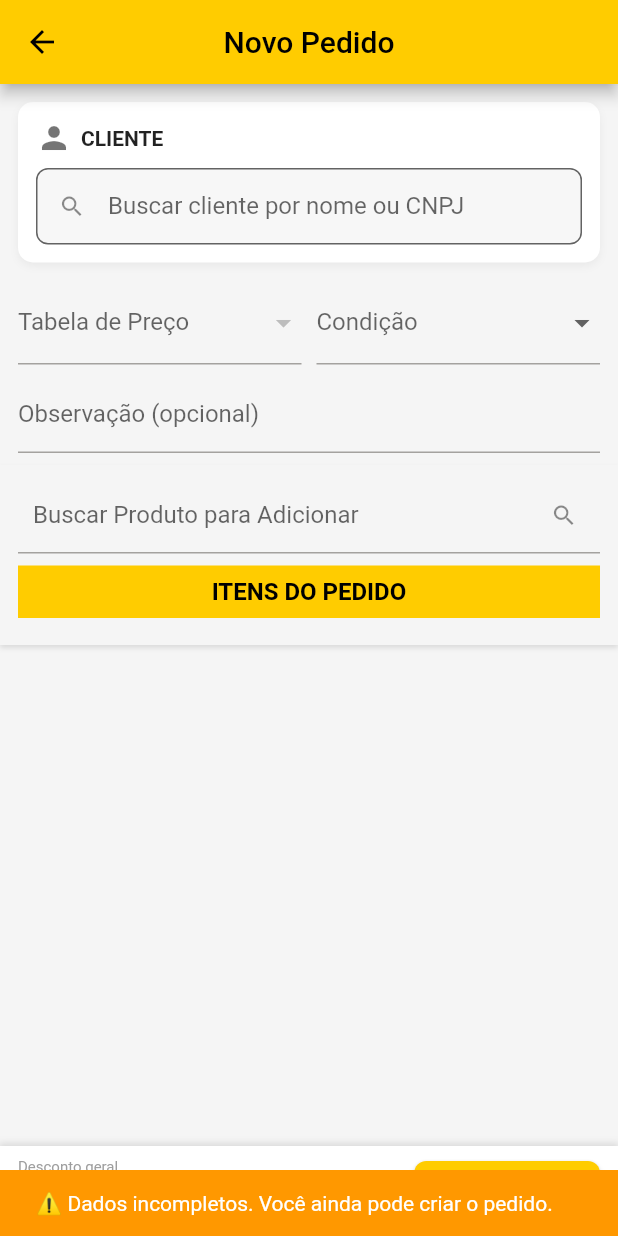
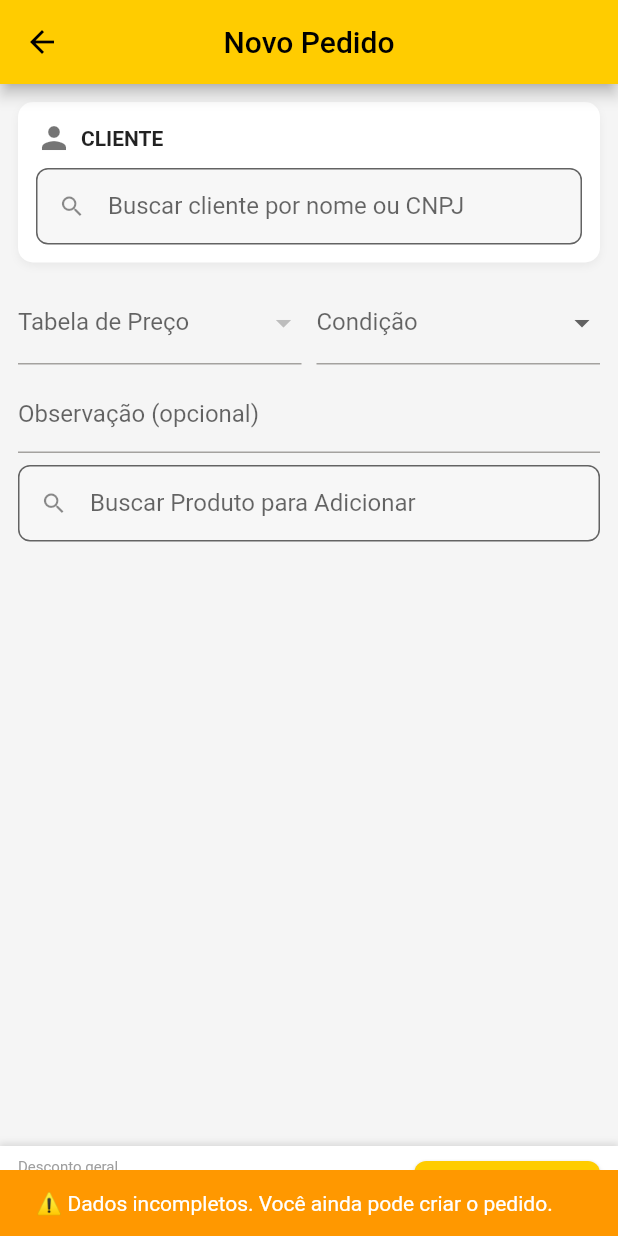
Before and after one commit to ToocaGroupLtda/tooca-crm, a Flutter app: the NovoPedidoScreen screen opened directly with empty values, on a phone screen of 412 x 824 dp. Run offline on Flutter 3.47's test engine with Material 3 defaults, Android fonts, the phone set to English and light mode, and no system bars; our stand-ins replace connectivity_plus, share_plus, shared_preferences; missing offline and left inert: syncfusion_flutter_pdfviewer; accounts and stored records are empty; network calls fail; Roboto replaces fonts that are missing (Segoe UI).

Commit message:
Layout novo pedido pronto

```diff
--- a/lib/screens/novo_pedido_screen.dart
+++ b/lib/screens/novo_pedido_screen.dart
@@ -1266,19 +1266,6 @@
             crossAxisAlignment: CrossAxisAlignment.start,
             children: [
 
-              // =======================
-              // BUSCA PRODUTO (FIXA)
-              // =======================
-              TextField(
-                controller: buscaCtrl,
-                decoration: const InputDecoration(
-                  labelText: 'Buscar Produto para Adicionar',
-                  suffixIcon: Icon(Icons.search),
-                  isDense: true,
-                  contentPadding: EdgeInsets.symmetric(vertical: 8, horizontal: 10),
-                ),
-                onChanged: (_) => setState(() {}),
-              ),
 
               const SizedBox(height: 8),
 
@@ -1305,6 +1292,32 @@
       ),
     );
   }
+// =======================================================
+// 🟨 HEADER FIXO — ITENS NO PEDIDO (PEQUENO)
+// =======================================================
+  SliverPersistentHeader _buildItensHeaderFixo() {
+    const double h = 28.0;
+
+    return SliverPersistentHeader(
+      pinned: true,
+      delegate: _SliverAppBarDelegate(
+        minHeight: h,
+        maxHeight: h,
+        child: Container(
+          alignment: Alignment.center,
+          color: const Color(0xFFFFCC00),
+          child: const Text(
+            'ITENS NO PEDIDO',
+            style: TextStyle(
+              fontSize: 12,
+              fontWeight: FontWeight.w600,
+              color: Colors.black,
+            ),
+          ),
+        ),
+      ),
+    );
+  }
 
   @override
   Widget build(BuildContext context) {
@@ -1330,14 +1343,17 @@
           backgroundColor: const Color(0xFFFFCC00),
           foregroundColor: Colors.black,
         ),
+        // ==========================================================
+        // 🔥 CORREÇÃO APLICADA AQUI
+        // ==========================================================
         body: Column(
           children: [
-            Expanded(
-              child: CustomScrollView(
-                slivers: [
-
-                  SliverToBoxAdapter(
-                    child: Padding(
+
+            // ==================================================
+            // 🔒 1. TOPO FIXO — NÃO ROLA EM HIPÓTESE NENHUMA
+            //    (Removido de dentro do CustomScrollView)
+            // ==================================================
+            Padding(
               padding: const EdgeInsets.fromLTRB(12, 12, 12, 8),
               child: Column(
                 crossAxisAlignment: CrossAxisAlignment.start,
@@ -1467,13 +1483,42 @@
                     ),
                     onChanged: (_) => salvarRascunho(),
                   ),
+
+                  const SizedBox(height: 8),
+
+// =======================
+// 🔍 BUSCA DE PRODUTO
+// =======================
+                  TextField(
+                    controller: buscaCtrl,
+                    decoration: const InputDecoration(
+                      labelText: 'Buscar Produto para Adicionar',
+                      prefixIcon: Icon(Icons.search),
+                      filled: true,
+                      fillColor: Color(0xFFF7F7F7),
+                      border: OutlineInputBorder(
+                        borderRadius: BorderRadius.all(Radius.circular(8)),
+                      ),
+                      isDense: true,
+                    ),
+                    onChanged: (_) => setState(() {}),
+                  ),
+
                 ],
               ),
             ),
-                  ),
-
-
-                  // 2️⃣ SUGESTÕES DE CLIENTES (rolam com o conteúdo do cliente)
+
+
+
+            // ==================================================
+            // 🔽 2. SOMENTE ESTE BLOCO ROLA (CUSTOMSCROLLVIEW)
+            // ==================================================
+            Expanded(
+              child: CustomScrollView(
+                slivers: [
+
+
+                  // 2️⃣ SUGESTÕES DE CLIENTES
                   if (sugestoesClientes.isNotEmpty)
                     SliverList(
                       delegate: SliverChildListDelegate(
@@ -1500,7 +1545,7 @@
                       ),
                     ),
 
-                  // 3️⃣ SUGESTÕES DE PRODUTOS (rolam com a busca)
+                  // 3️⃣ SUGESTÕES DE PRODUTOS
                   if (produtosFiltrados.isNotEmpty)
                     SliverList(
                       delegate: SliverChildListDelegate(
@@ -1586,8 +1631,22 @@
                       ),
                     ),
 
-                  // 4️⃣ HEADER FIXO (BUSCA PRODUTO + TÍTULO ITENS)
-                  _buildPersistentHeader(),
+
+
+// =======================
+// 📌 HEADER FIXO — ITENS NO PEDIDO
+// 👉 SÓ APARECE QUANDO NÃO HÁ BUSCA ATIVA
+// =======================
+                  if (itens.isNotEmpty && produtosFiltrados.isEmpty)
+                    _buildItensHeaderFixo(),
+
+// 🧱 COMPENSA ALTURA DO HEADER FIXO
+                  if (itens.isNotEmpty && produtosFiltrados.isEmpty)
+                    const SliverToBoxAdapter(
+                      child: SizedBox(height: 28), // mesma altura do header
+                    ),
+
+
 
                   // 5️⃣ LISTA DE ITENS DO PEDIDO (rola abaixo do header)
                   SliverList(
@@ -1694,9 +1753,9 @@
               ),
             ),
 
-            // =======================
-            // RODAPÉ FIXO — CLEAN FINAL (BAIXO)
-            // =======================
+            // ==================================================
+            // 🔒 3. RODAPÉ FIXO — CLEAN FINAL (BAIXO)
+            // ==================================================
             Container(
               padding: const EdgeInsets.symmetric(horizontal: 12, vertical: 8),
               decoration: BoxDecoration(
```
Lines whose indentation alone changed are shown as unchanged.
